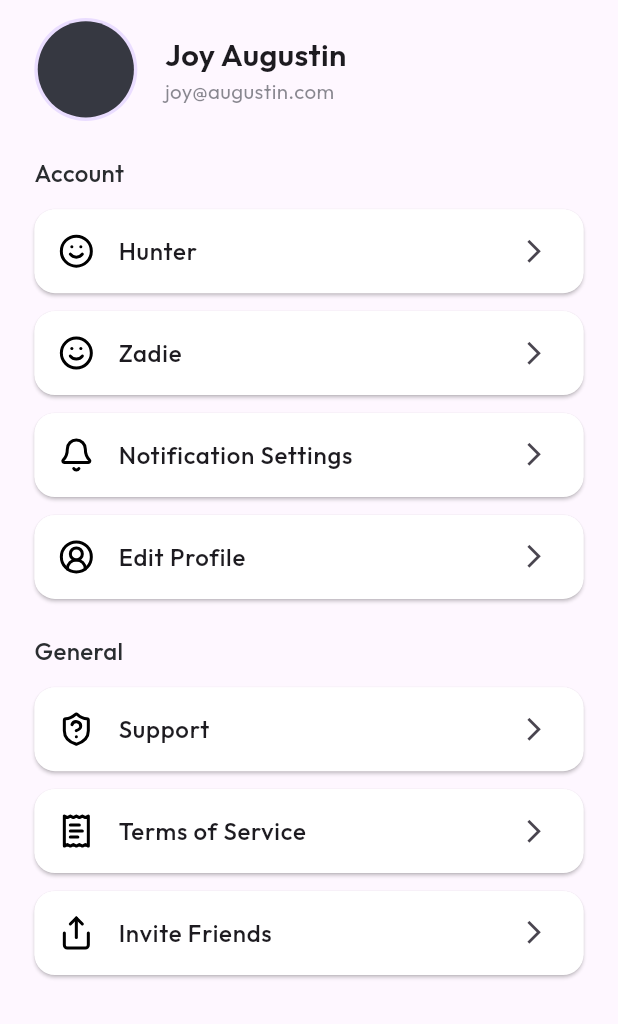
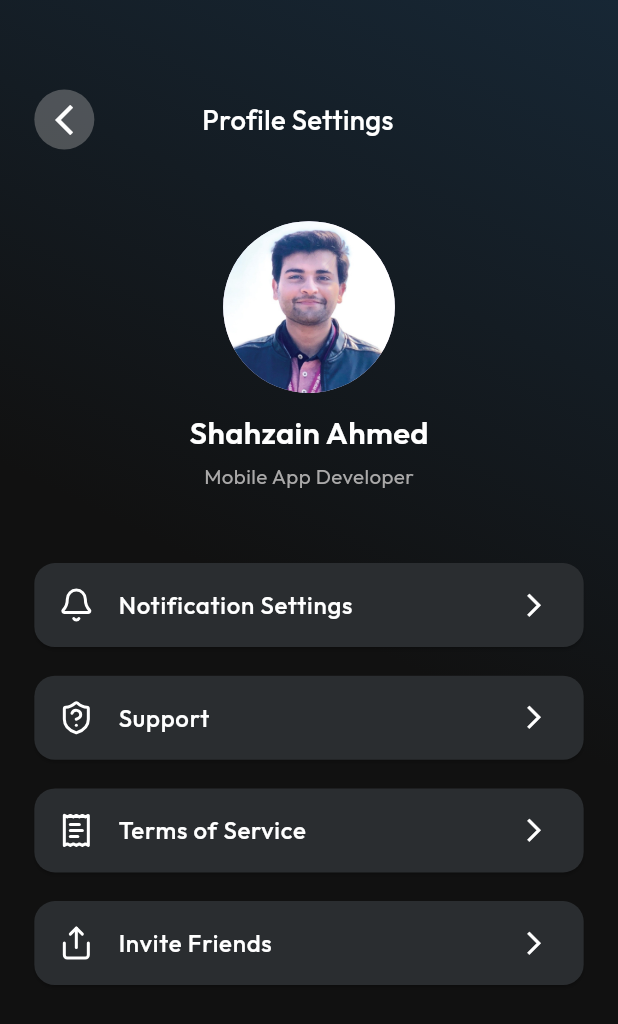
Before and after one commit to ShahzainAhmed/ModernMovieApp, a Flutter app: the ProfileScreen screen opened by its route, on a phone screen of 412 x 824 dp. Shown: the top 1024 px of the screen. Run offline on Flutter 3.47's test engine with Material 3 defaults, Android fonts, the phone set to English and light mode, and no system bars; our stand-ins replace flutter_screenutil, flutter_svg, get, google_fonts.

Commit message:
[REFactor] Simplify ProfileScreen layout; enhance button styling and navigation

```diff
--- a/lib/models/profile_button_list.dart
+++ b/lib/models/profile_button_list.dart
@@ -2,24 +2,9 @@ import 'package:modern_movie_app/resources/app_assets.dart';
 
 final List<Map<String, dynamic>> profileButtonsAccount = [
   {
-    "icon": AppAssets.smileEmojiIcon,
-    "title": "Hunter",
-  },
-  {
-    "icon": AppAssets.smileEmojiIcon,
-    "title": "Zadie",
-  },
-  {
     "icon": AppAssets.notificationIcon,
     "title": "Notification Settings",
   },
-  {
-    "icon": AppAssets.profileIcon,
-    "title": "Edit Profile",
-  },
-];
-
-final List<Map<String, dynamic>> profileButtonsGeneral = [
   {
     "icon": AppAssets.supportIcon,
     "title": "Support",
--- a/lib/modules/components/custom_appbar.dart
+++ b/lib/modules/components/custom_appbar.dart
@@ -1,9 +1,11 @@
 import 'package:flutter/material.dart';
 import 'package:flutter_screenutil/flutter_screenutil.dart';
 import 'package:flutter_svg/svg.dart';
+import 'package:get/get.dart';
 import 'package:modern_movie_app/resources/app_assets.dart';
 import 'package:modern_movie_app/resources/app_colors.dart';
 import 'package:modern_movie_app/resources/app_typography.dart';
+import 'package:modern_movie_app/routes/app_routes.dart';
 
 class CustomAppBar extends StatelessWidget {
   const CustomAppBar({super.key});
@@ -14,9 +16,12 @@ class CustomAppBar extends StatelessWidget {
       padding: EdgeInsets.symmetric(horizontal: 20.w),
       child: Row(
         children: [
-          CircleAvatar(
-            radius: 20.r,
-            foregroundImage: AssetImage(AppAssets.kProfilePicture),
+          GestureDetector(
+            onTap: () => Get.toNamed(AppRoutes.profileScreen),
+            child: CircleAvatar(
+              radius: 20.r,
+              foregroundImage: AssetImage(AppAssets.kProfilePicture),
+            ),
           ),
           SizedBox(width: 8.w),
           Column(
--- a/lib/modules/profile/components/profile_button_widget.dart
+++ b/lib/modules/profile/components/profile_button_widget.dart
@@ -21,19 +21,21 @@ class ProfileButtonWidget extends StatelessWidget {
         onPressed: () {},
         style: ElevatedButton.styleFrom(
           padding: EdgeInsets.zero,
-          backgroundColor: AppColors.kWhiteColor,
+          backgroundColor: AppColors.kDarkGreyColor,
           minimumSize: Size(Get.width, 40.h),
           shape: RoundedRectangleBorder(
             borderRadius: BorderRadius.circular(12.r),
           ),
         ),
         child: ListTile(
-          leading: SvgPicture.string(icon),
+          leading: SvgPicture.string(icon, color: AppColors.kWhiteColor),
           title: Text(
             title,
-            style: AppTypography.kMedium14,
+            style:
+                AppTypography.kMedium14.copyWith(color: AppColors.kWhiteColor),
           ),
-          trailing: Icon(Icons.arrow_forward_ios, size: 16.sp),
+          trailing: Icon(Icons.arrow_forward_ios,
+              size: 16.sp, color: AppColors.kWhiteColor),
         ));
   }
 }
--- a/lib/modules/profile/profile_screen.dart
+++ b/lib/modules/profile/profile_screen.dart
@@ -1,7 +1,11 @@
 import 'package:flutter/material.dart';
 import 'package:flutter_screenutil/flutter_screenutil.dart';
+import 'package:get/get.dart';
 import 'package:modern_movie_app/models/profile_button_list.dart';
+import 'package:modern_movie_app/modules/auth/components/background_gradient_card.dart';
+import 'package:modern_movie_app/modules/components/custom_appbar.dart';
 import 'package:modern_movie_app/modules/profile/components/profile_button_widget.dart';
+import 'package:modern_movie_app/resources/app_assets.dart';
 import 'package:modern_movie_app/resources/app_colors.dart';
 import 'package:modern_movie_app/resources/app_typography.dart';
 
@@ -11,46 +15,59 @@ class ProfileScreen extends StatelessWidget {
   @override
   Widget build(BuildContext context) {
     return Scaffold(
-      // appBar: const CustomAppBar(title: "Profile", isBackButton: true),
-      body: Padding(
-        padding: EdgeInsets.symmetric(horizontal: 20.w, vertical: 10.h),
+      body: BackgroundGradientCard(
+        child: Padding(
+          padding: EdgeInsets.only(left: 20.w, right: 20.w, top: 50.h),
           child: Column(
-          crossAxisAlignment: CrossAxisAlignment.start,
+            crossAxisAlignment: CrossAxisAlignment.center,
             children: [
               Row(
                 children: [
                   CircleAvatar(
-                  radius: 30.r,
-                  // foregroundImage: AssetImage(AppAssets.kProfileAvatar),
+                    backgroundColor: AppColors.kSmokeColor.withAlpha(100),
+                    child: IconButton(
+                      padding: EdgeInsets.zero,
+                      onPressed: () => Get.back(),
+                      icon: Icon(
+                        Icons.arrow_back_ios_new,
+                        color: AppColors.kWhiteColor,
+                      ),
+                    ),
+                  ),
+                  Expanded(
+                    child: Center(
+                      child: Text(
+                        "Profile Settings",
+                        style: AppTypography.kMedium16
+                            .copyWith(color: AppColors.kWhiteColor),
+                      ),
+                    ),
+                  ),
+                  SizedBox(width: 48.w),
+                ],
+              ),
+              SizedBox(height: 40.h),
+              CircleAvatar(
+                radius: 50.r,
+                foregroundImage: AssetImage(AppAssets.kProfilePicture),
                 child: CircleAvatar(
                   radius: 28.r,
                   backgroundColor: AppColors.kGreyColor,
                 ),
               ),
-                SizedBox(width: 16.w),
-                Column(
-                  crossAxisAlignment: CrossAxisAlignment.start,
-                  children: [
+              SizedBox(height: 10.h),
               Text(
-                      "Joy Augustin",
-                      style: AppTypography.kBold18,
+                "Shahzain Ahmed",
+                style: AppTypography.kBold18
+                    .copyWith(color: AppColors.kWhiteColor),
               ),
+              SizedBox(height: 4.h),
               Text(
-                      "joy@augustin.com",
+                "Mobile App Developer",
                 style: AppTypography.kLight12
-                          .copyWith(color: AppColors.kGreyColor.withAlpha(150)),
+                    .copyWith(color: AppColors.kSmokeColor),
               ),
-                  ],
-                ),
-              ],
-            ),
-            SizedBox(height: 20.h),
-            Text(
-              "Account",
-              style: AppTypography.kMedium14
-                  .copyWith(color: AppColors.kDarkGreyColor),
-            ),
-            SizedBox(height: 10.h),
+              SizedBox(height: 40.h),
               ...profileButtonsAccount.map((button) {
                 return Column(
                   children: [
@@ -58,31 +75,14 @@ class ProfileScreen extends StatelessWidget {
                       title: button['title'],
                       icon: button['icon'],
                     ),
-                  SizedBox(height: 10.h),
-                ],
-              );
-            }),
-            SizedBox(height: 10.h),
-            Text(
-              "General",
-              style: AppTypography.kMedium14
-                  .copyWith(color: AppColors.kDarkGreyColor),
-            ),
-            SizedBox(height: 10.h),
-            ...profileButtonsGeneral.map((button) {
-              return Column(
-                children: [
-                  ProfileButtonWidget(
-                    title: button['title'],
-                    icon: button['icon'],
-                  ),
-                  SizedBox(height: 10.h),
+                    SizedBox(height: 16.h),
                   ],
                 );
               }),
             ],
           ),
         ),
+      ),
     );
   }
 }
```
Lines whose indentation alone changed are shown as unchanged.
